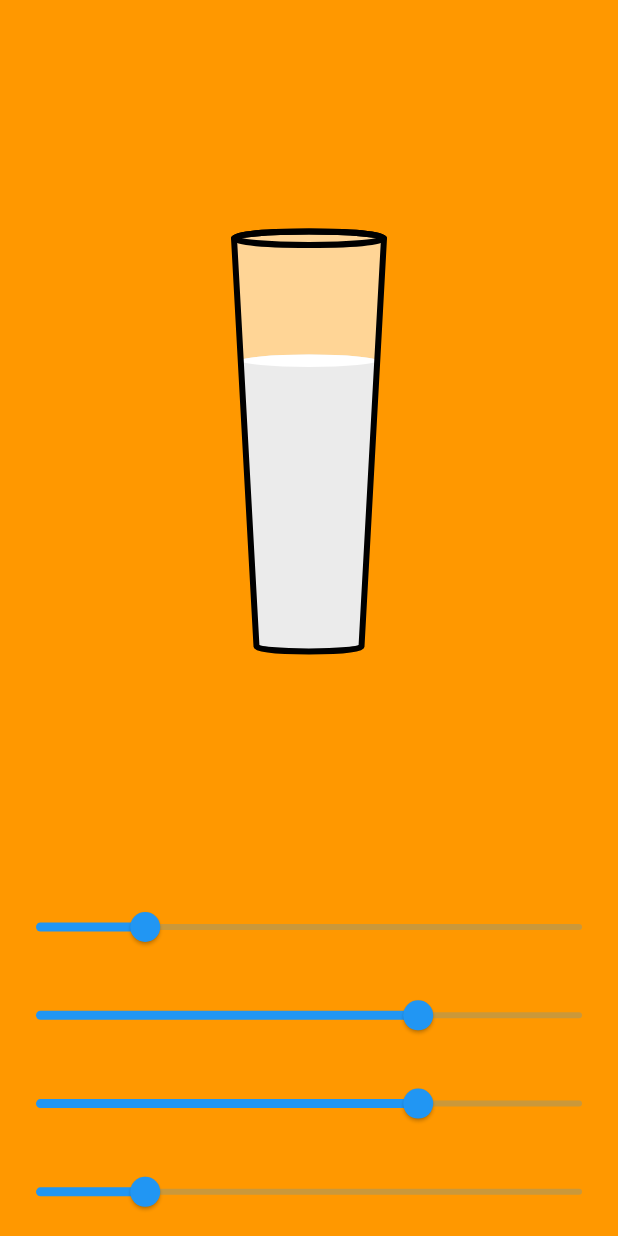
After one commit to we-mohd-i001/flutter_advanced, a Flutter app: the screen it shows after launch, after a tap on "Glass of Liquid", on a phone screen of 412 x 824 dp. The commit adds this screen. Run offline on Flutter 3.47's test engine with Material 2 defaults, Android fonts, the phone set to English and light mode, and no system bars.

Commit message:
Drew a glass of water or milk using Flutter Custom Painter.

```diff
--- a/lib/advancedtopics/custompaint/custom_paint.dart
+++ /dev/null
@@ -1,17 +0,0 @@
-import 'package:flutter/material.dart';
-
-class CustomPaint extends StatefulWidget {
-  const CustomPaint({super.key});
-
-  @override
-  State<CustomPaint> createState() => _CustomPaintState();
-}
-
-class _CustomPaintState extends State<CustomPaint> {
-  @override
-  Widget build(BuildContext context) {
-    return Scaffold(
-      backgroundColor: Colors.orange,
-    );
-  }
-}
--- /dev/null
+++ b/lib/advancedtopics/custompaint/custom_paint_1.dart
@@ -0,0 +1,69 @@
+import 'package:flutter/material.dart';
+import 'package:flutter_advanced/presentation/widgets/glass_of_liquid.dart';
+
+class CustomPaint1 extends StatefulWidget {
+  const CustomPaint1({super.key});
+
+  @override
+  State<CustomPaint1> createState() => _CustomPaint1State();
+}
+
+class _CustomPaint1State extends State<CustomPaint1> {
+  double skew = 0.2;
+  double fullness = 0.7;
+  double ratio = 0.7;
+  double cupWidth = 0.2;
+  @override
+  Widget build(BuildContext context) {
+
+    return Scaffold(
+      backgroundColor: Colors.orange,
+      body: SafeArea(
+        child: Column(
+          children: [
+            Expanded(
+              flex: 10,
+              child: Center(
+                child: Container(
+                  width: cupWidth * 500,
+                  height: 280,
+                  child: CustomPaint(
+                    painter: GlassOfLiquid(0.01 + skew * 0.4, ratio ,fullness),
+                  ),
+                ),
+              ),
+            ),
+            Expanded(
+              child: Slider(value: skew, onChanged: (newValue){
+                setState(() {
+                  this.skew = newValue;
+                });
+              }),
+            ),
+            Expanded(
+              child: Slider(value: fullness, onChanged: (newValue){
+                setState(() {
+                  this.fullness = newValue;
+                });
+              }),
+            ),
+            Expanded(
+              child: Slider(value: ratio, onChanged: (newValue){
+                setState(() {
+                  this.ratio = newValue;
+                });
+              }),
+            ),
+            Expanded(
+              child: Slider(value: cupWidth, onChanged: (newValue){
+                setState(() {
+                  this.cupWidth = newValue;
+                });
+              }),
+            )
+          ],
+        ),
+      ),
+    );
+  }
+}
--- a/lib/main.dart
+++ b/lib/main.dart
@@ -1,4 +1,5 @@
 import 'package:flutter/material.dart';
+import 'package:flutter_advanced/advancedtopics/custompaint/custom_paint_1.dart';
 import 'package:flutter_advanced/presentation/screens/home_screen.dart';
 
 void main() {
@@ -17,7 +18,7 @@ class MyApp extends StatelessWidget {
       ),
       routes: {
         '/' : (context) => HomeScreen(),
-        '/liquid': (context) => CustomPaint(),
+        '/liquid': (context) => CustomPaint1(),
       },
     );
   }
--- a/lib/presentation/screens/home_screen.dart
+++ b/lib/presentation/screens/home_screen.dart
@@ -8,6 +8,7 @@ class HomeScreen extends StatelessWidget {
     return Scaffold(
       appBar: AppBar(title: const Text('Flutter Advanced Topics'),),
       body: SafeArea(
+        child: Center(
           child: Column(
             mainAxisAlignment: MainAxisAlignment.center,
             crossAxisAlignment: CrossAxisAlignment.center,
@@ -18,6 +19,7 @@ class HomeScreen extends StatelessWidget {
             ],
           ),
         ),
+      ),
     );
   }
 }
--- /dev/null
+++ b/lib/presentation/widgets/glass_of_liquid.dart
@@ -0,0 +1,74 @@
+import 'dart:math';
+
+import 'package:flutter/material.dart';
+
+class GlassOfLiquid extends CustomPainter {
+  final double skew;
+  final double ratio;
+  final double fullness;
+
+
+  GlassOfLiquid(this.skew, this.ratio, this.fullness);
+
+  @override
+  void paint(Canvas canvas, Size size) {
+    Paint glass = Paint()
+      ..color = Colors.white.withAlpha(150)
+      ..style = PaintingStyle.fill;
+
+    Paint liquidPaint = Paint()
+      ..color = Colors.white
+      ..style = PaintingStyle.fill;
+
+    Paint liquidColor = Paint()
+      ..color = Color.fromARGB(255, 235, 235, 235)
+      ..style = PaintingStyle.fill;
+
+    Paint black = Paint()
+      ..color = Colors.black
+      ..strokeWidth = 4
+      ..style = PaintingStyle.stroke;
+
+    Rect top = Rect.fromLTRB(0, 0, size.width, size.width*skew);
+    Rect bottom = Rect.fromCenter(
+        center: Offset(
+            size.width * 0.5, size.height - size.width * 0.5 * skew * ratio),
+        width: size.width * ratio,
+        height: size.width * skew * ratio
+    );
+
+    Path cupPath = Path()
+      ..moveTo(top.left, top.top + top.height * 0.5)
+      ..arcTo(top, pi, pi, true)
+      ..lineTo(bottom.right, bottom.top + bottom.height * 0.5)
+      ..arcTo(bottom, 0, pi, true)
+      ..lineTo(top.left, top.top + top.height * 0.5);
+
+    Rect? liquidTop = Rect.lerp(bottom, top, fullness);
+
+    Path liquidPath = Path()
+      ..moveTo(liquidTop!.left, liquidTop.top + liquidTop.height * 0.5)
+      ..arcTo(liquidTop, pi, pi, true)
+      ..lineTo(bottom.right, bottom.top + bottom.height * 0.5)
+      ..arcTo(bottom, 0, pi, true)
+      ..lineTo(liquidTop.left, liquidTop.top + liquidTop.height * 0.5);
+
+
+
+
+
+    canvas.drawPath(cupPath, glass);
+    canvas.drawPath(liquidPath, liquidColor);
+    canvas.drawOval(liquidTop, liquidPaint);
+    canvas.drawPath(cupPath, black);
+    canvas.drawOval(top, black);
+  }
+
+  @override
+  bool shouldRepaint(GlassOfLiquid oldDelegate) {
+    // TODO: implement shouldRepaint
+    return oldDelegate.fullness != fullness
+        || oldDelegate.skew !=skew
+        || oldDelegate.ratio != ratio;
+  }
+}
```
Lines whose indentation alone changed are shown as unchanged.
